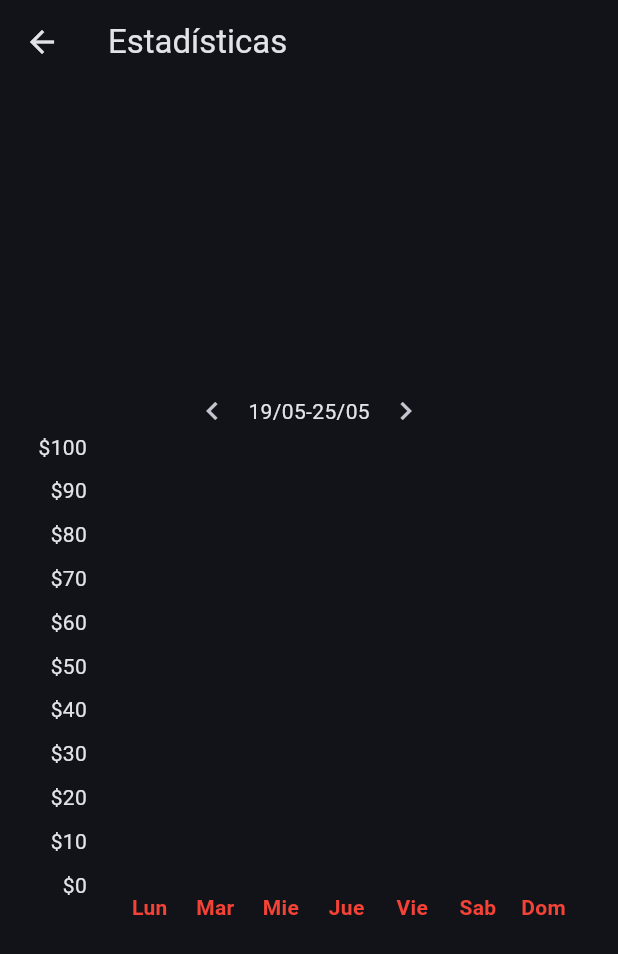
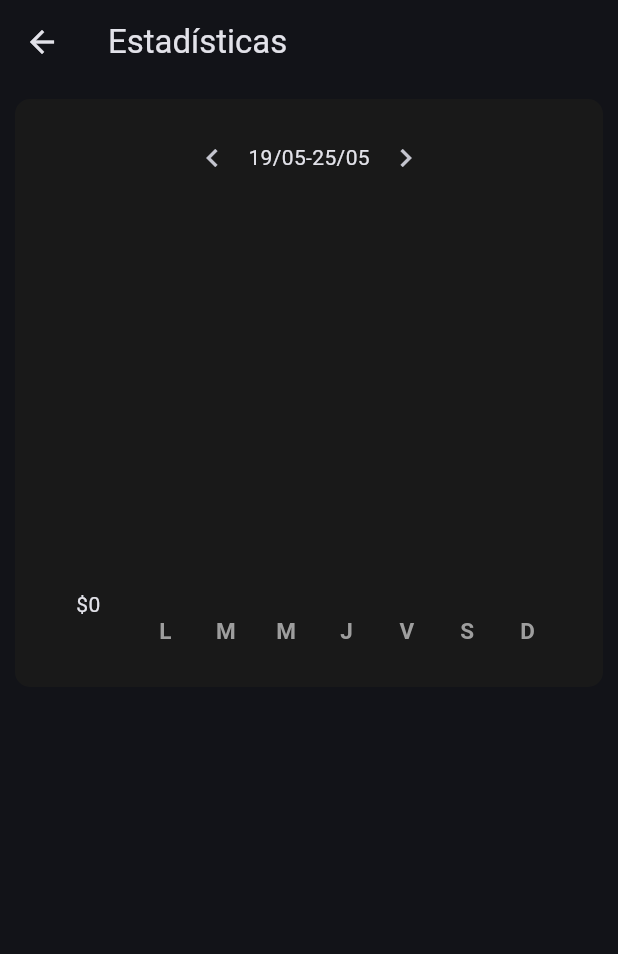
Before and after one commit to EAhumada08/gasto-0, a Flutter app: the Statistics screen opened by its route, on a phone screen of 412 x 824 dp. Shown: the top 954 px of the screen. Run offline on Flutter 3.47's test engine with Material 3 defaults, Android fonts, the phone set to English and light mode, and no system bars; drawn by our look-alikes of fl_chart; our stand-ins replace flutter_secure_storage; accounts and stored records are empty.

Commit message:
Agregar modelo Expense, crear pagina de estadisticas y mostrar grafica de barras de gastos por semana

```diff
--- a/lib/Models/expense.dart
+++ b/lib/Models/expense.dart
@@ -10,4 +10,19 @@ class Expense {
     required this.category,
     required this.date,
   });
+
+  Expense.fromJson(Map<String, dynamic> json)
+      : descpription = json['descripcion'],
+        amount = json['monto'],
+        category = json['categoria'],
+        date = DateTime.parse(json['fecha']);
+
+  Map<String, dynamic> toJson() {
+    return {
+      'descripcion': descpription,
+      'monto': amount,
+      'categoria': category,
+      'fecha': date.toIso8601String(),
+    };
+  }
 }
--- a/lib/features/gastos/screens/statistics.dart
+++ b/lib/features/gastos/screens/statistics.dart
@@ -1,4 +1,3 @@
-import 'package:fl_chart/fl_chart.dart';
 import 'package:flutter/material.dart';
 import 'package:gasto_0/Models/expense.dart';
 import 'package:gasto_0/features/gastos/widgets/weekly_expenses_chart.dart';
@@ -8,15 +7,22 @@ class Statistics extends StatelessWidget {
 
   @override
   Widget build(BuildContext context) {
+    Color containerBcBackgroundColor = Color.fromARGB(255, 25, 25, 25);
     return Scaffold(
         appBar: AppBar(
           title: const Text('Estadísticas'),
         ),
-        body: Center(
+        body: Container(
+          margin: const EdgeInsets.all(10.0),
+          decoration: BoxDecoration(
+              color: containerBcBackgroundColor,
+              border: Border.all(color: containerBcBackgroundColor),
+              borderRadius: BorderRadius.circular(10)),
+          padding: const EdgeInsets.all(14.0),
           child: WeeklyExpensesChart(expenses: <Expense>[
             Expense(
                 descpription: 'Gasto',
-                amount: 1500,
+                amount: 2500,
                 category: 'Gasto',
                 date: DateTime(2025, 5, 15)),
             Expense(
@@ -28,7 +34,12 @@ class Statistics extends StatelessWidget {
                 descpription: 'Gasto',
                 amount: 100,
                 category: 'Gasto',
-                date: DateTime(2025, 5, 18))
+                date: DateTime(2025, 5, 18)),
+            Expense(
+                descpription: 'Gasto',
+                amount: 100,
+                category: 'Gasto',
+                date: DateTime(2025, 5, 11))
           ]),
         ));
   }
--- /dev/null
+++ b/lib/features/gastos/utils/filter_expenses.dart
@@ -0,0 +1,41 @@
+import 'package:flutter/material.dart';
+import 'package:gasto_0/Models/expense.dart';
+
+class FilterExpenses {
+  List<Expense> filterExpensesBySelectedWeek(
+      List<Expense> expenses, DateTimeRange selectedWeek) {
+    final weeklyExpenses = expenses
+        .where((expense) =>
+            (expense.date.isAfter(selectedWeek.start) ||
+                expense.date.isAtSameMomentAs(selectedWeek.start)) &&
+            (expense.date.isBefore(selectedWeek.end) ||
+                expense.date.isAtSameMomentAs(selectedWeek.end)))
+        .toList();
+
+    return weeklyExpenses;
+  }
+
+  Map<DateTime, double> processExpensesByDay(
+      List<Expense> expenses, List<DateTime> weeklyDates) {
+    final dailyExpenses = <DateTime, double>{};
+
+    for (var expense in expenses) {
+      final date = DateTime(
+        expense.date.year,
+        expense.date.month,
+        expense.date.day,
+      );
+
+      dailyExpenses.update(
+        date,
+        (value) => value + expense.amount,
+        ifAbsent: () => expense.amount,
+      );
+    }
+
+    for (var date in weeklyDates) {
+      dailyExpenses.putIfAbsent(date, () => 0);
+    }
+    return dailyExpenses;
+  }
+}
--- /dev/null
+++ b/lib/features/gastos/utils/filter_time.dart
@@ -0,0 +1,21 @@
+import 'package:flutter/material.dart';
+
+class FilterTime {
+  static DateTimeRange getCurrentWeek() {
+    final now = DateTime.now();
+    final start = now.subtract(Duration(days: now.weekday - 1));
+    return DateTimeRange(
+        start: DateTime(start.year, start.month, start.day),
+        end: start.add(const Duration(days: 6)));
+  }
+
+  List<DateTime> getDatesOfSelectedWeek(selectedWeek) {
+    List<DateTime> weeklyDates = [];
+    for (int i = 0; i < 7; i++) {
+      weeklyDates.add(DateTime(selectedWeek.start.year,
+          selectedWeek.start.month, selectedWeek.start.day + i));
+    }
+
+    return weeklyDates;
+  }
+}
--- a/lib/features/gastos/widgets/weekly_expenses_chart.dart
+++ b/lib/features/gastos/widgets/weekly_expenses_chart.dart
@@ -1,6 +1,8 @@
 import 'package:fl_chart/fl_chart.dart';
 import 'package:flutter/material.dart';
 import 'package:gasto_0/Models/expense.dart';
+import 'package:gasto_0/features/gastos/utils/filter_expenses.dart';
+import 'package:gasto_0/features/gastos/utils/filter_time.dart';
 import 'package:intl/intl.dart';
 
 class WeeklyExpensesChart extends StatefulWidget {
@@ -13,38 +15,23 @@ class WeeklyExpensesChart extends StatefulWidget {
 }
 
 class _WeeklyExpensesChartState extends State<WeeklyExpensesChart> {
-  DateTimeRange selectedWeek = _getCurrentWeek();
-
-  static DateTimeRange _getCurrentWeek() {
-    final now = DateTime.now();
-    final start = now.subtract(Duration(days: now.weekday - 1));
-    return DateTimeRange(
-        start: DateTime(start.year, start.month, start.day),
-        end: start.add(const Duration(days: 6)));
-  }
+  DateTimeRange selectedWeek = FilterTime.getCurrentWeek();
+  FilterExpenses filterExpenses = FilterExpenses();
+  FilterTime filterTime = FilterTime();
 
   @override
   Widget build(BuildContext context) {
-    final weeklyExpenses = widget.expenses
-        .where((expense) =>
-            (expense.date.isAfter(selectedWeek.start) ||
-                expense.date.isAtSameMomentAs(selectedWeek.start)) &&
-            (expense.date.isBefore(selectedWeek.end) ||
-                expense.date.isAtSameMomentAs(selectedWeek.end)))
-        .toList();
+    final expensesOfWeekSelected = filterExpenses.filterExpensesBySelectedWeek(
+        widget.expenses, selectedWeek);
 
-    List<DateTime> weeklyDates = [];
-    for (int i = 0; i < 7; i++) {
-      weeklyDates.add(DateTime(selectedWeek.start.year,
-          selectedWeek.start.month, selectedWeek.start.day + i));
-    }
+    List<DateTime> datesOfWeekSelected =
+        filterTime.getDatesOfSelectedWeek(selectedWeek);
 
-    final dailyData = _processExpensesByDay(weeklyExpenses, weeklyDates);
+    final dailyData = filterExpenses.processExpensesByDay(
+        expensesOfWeekSelected, datesOfWeekSelected);
 
     return AspectRatio(
       aspectRatio: 1,
-      child: Padding(
-        padding: const EdgeInsets.all(16.0),
       child: Column(
         crossAxisAlignment: CrossAxisAlignment.stretch,
         children: [
@@ -62,6 +49,9 @@ class _WeeklyExpensesChartState extends State<WeeklyExpensesChart> {
                   icon: Icon(Icons.chevron_right)),
             ],
           ),
+          SizedBox(
+            height: 10,
+          ),
           Expanded(
             child: BarChart(BarChartData(
                 maxY: _calculateMaxY(dailyData),
@@ -71,7 +61,6 @@ class _WeeklyExpensesChartState extends State<WeeklyExpensesChart> {
                 borderData: FlBorderData(show: false))),
           )
         ],
-        ),
       ),
     );
   }
@@ -89,7 +78,7 @@ class _WeeklyExpensesChartState extends State<WeeklyExpensesChart> {
           BarChartRodData(
             toY: amount,
             color: Colors.blue,
-            width: 20,
+            width: 10,
             borderRadius: BorderRadius.circular(5),
           ),
         ],
@@ -115,6 +104,18 @@ class _WeeklyExpensesChartState extends State<WeeklyExpensesChart> {
   }
 
   Widget leftTitles(double value, TitleMeta meta) {
+    if (value >= 1000) {
+      return SideTitleWidget(
+        meta: meta,
+        space: 8,
+        child: Text(
+          '\$${(value / 1000).toStringAsFixed(1)}k',
+          style: const TextStyle(
+            fontSize: 14,
+          ),
+        ),
+      );
+    } else {
       final Widget text = Text(
         '\$${value.toInt()}',
         style: const TextStyle(
@@ -128,21 +129,22 @@ class _WeeklyExpensesChartState extends State<WeeklyExpensesChart> {
         child: text,
       );
     }
+  }
 
   Widget bottomTitles(double value, TitleMeta meta) {
-    final titles = <String>['Lun', 'Mar', 'Mie', 'Jue', 'Vie', 'Sab', 'Dom'];
+    final titles = <String>['L', 'M', 'M', 'J', 'V', 'S', 'D'];
 
     final Widget text = Text(
       titles[value.toInt()],
       style: const TextStyle(
-        color: Colors.red,
+        color: Colors.grey,
         fontWeight: FontWeight.bold,
-        fontSize: 14,
+        fontSize: 15,
       ),
     );
     return SideTitleWidget(
       meta: meta,
-      space: 5,
+      space: 7,
       child: text,
     );
   }
@@ -154,31 +156,7 @@ class _WeeklyExpensesChartState extends State<WeeklyExpensesChart> {
         maxY = value;
       }
     }
-    return maxY + 100;
-  }
-
-  Map<DateTime, double> _processExpensesByDay(
-      List<Expense> expenses, List<DateTime> weeklyDates) {
-    final dailyExpenses = <DateTime, double>{};
-
-    for (var expense in expenses) {
-      final date = DateTime(
-        expense.date.year,
-        expense.date.month,
-        expense.date.day,
-      );
-
-      dailyExpenses.update(
-        date,
-        (value) => value + expense.amount,
-        ifAbsent: () => expense.amount,
-      );
-    }
-
-    for (var date in weeklyDates) {
-      dailyExpenses.putIfAbsent(date, () => 0);
-    }
-    return dailyExpenses;
+    return maxY;
   }
 
   void _changeWeek(int delta) {
```
Also changed, not shown: lib/features/gastos/screens/agregar_gasto.dart (+69 -17 lines), 4 other files. Lines whose indentation alone changed are shown as unchanged.
